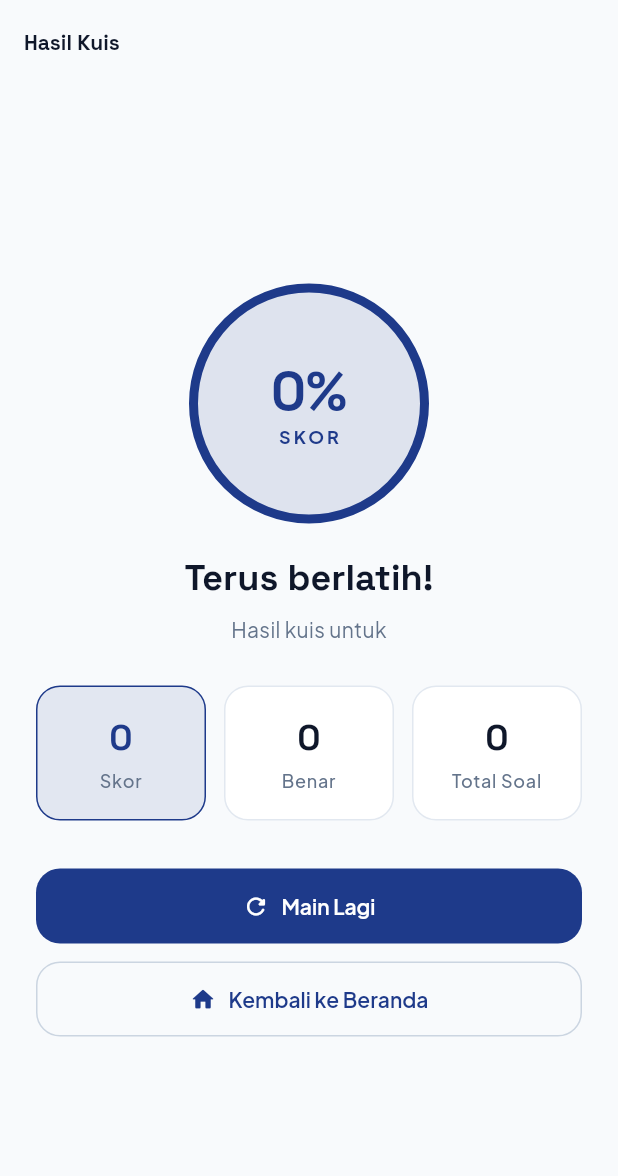
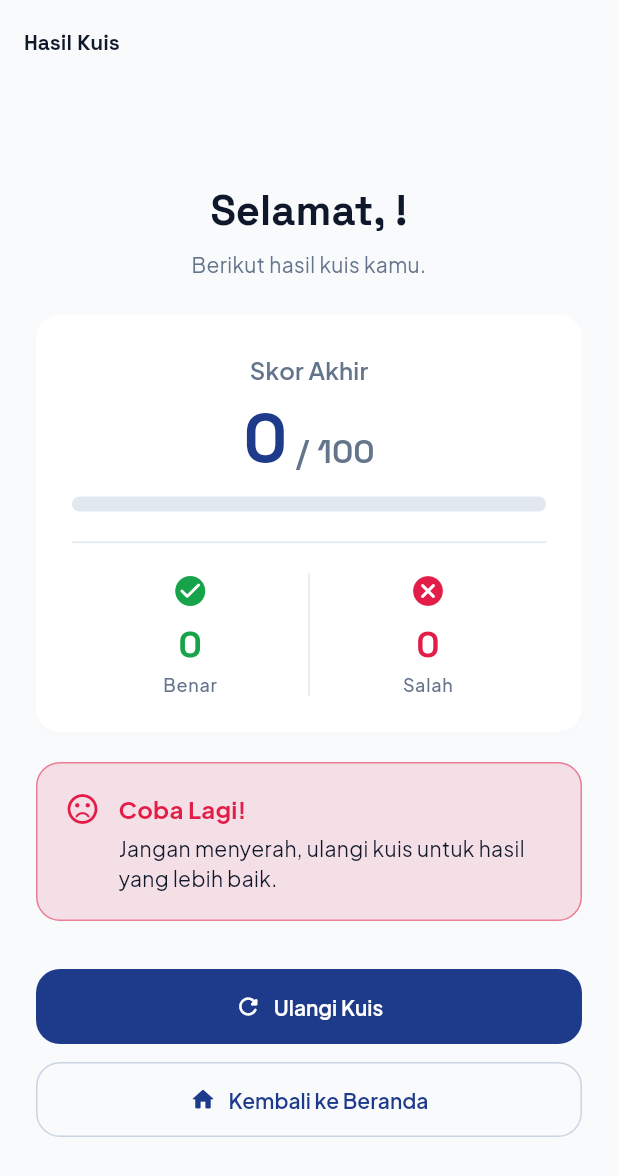
Before and after one commit to IKIII0/Questify, a Flutter app: the ResultScreen screen opened directly with empty values, on a phone screen of 412 x 824 dp. Shown: the top 1176 px of the screen. Run offline on Flutter 3.47's test engine with Material 3 defaults, Android fonts, the phone set to English and light mode, and no system bars; our stand-ins replace google_fonts.

Commit message:
Update: Result Screen

```diff
--- a/lib/screens/result_screen.dart
+++ b/lib/screens/result_screen.dart
@@ -3,10 +3,11 @@ import 'package:flutter/material.dart';
 import '../theme/app_theme.dart';
 import 'quiz_screen.dart';
 
-/// Halaman hasil kuis.
+/// Halaman hasil skor kuis.
 ///
-/// Menampilkan skor akhir, jumlah jawaban benar, dan total soal, serta
-/// menyediakan aksi untuk mengulang kuis atau kembali ke beranda.
+/// Menampilkan sapaan pengguna, kartu skor akhir beserta rincian jawaban
+/// benar/salah, pesan evaluasi otomatis, dan dua aksi: mengulang kuis atau
+/// kembali ke beranda.
 class ResultScreen extends StatelessWidget {
   const ResultScreen({
     super.key,
@@ -16,31 +17,31 @@ class ResultScreen extends StatelessWidget {
     required this.totalQuestions,
   });
 
-  /// Nama pengguna yang dikirim dari halaman kuis.
+  /// Nama pengguna yang dioper dari halaman kuis.
   final String userName;
 
-  /// Total skor dalam persentase (0-100).
+  /// Skor akhir (0-100).
   final int score;
 
   /// Jumlah jawaban benar.
   final int correctCount;
 
-  /// Total jumlah soal.
+  /// Jumlah total soal.
   final int totalQuestions;
 
-  String get _message {
-    if (score >= 80) return 'Luar biasa!';
-    if (score >= 60) return 'Kerja bagus!';
-    if (score >= 40) return 'Cukup baik.';
-    return 'Terus berlatih!';
-  }
+  /// Jumlah jawaban salah.
+  int get _wrongCount =>
+      (totalQuestions - correctCount).clamp(0, totalQuestions);
 
   @override
   Widget build(BuildContext context) {
     final theme = Theme.of(context);
+    final colors = theme.colorScheme;
     final textSecondary =
         theme.extension<AppColorsExtension>()?.textSecondary ??
-        theme.colorScheme.onSurfaceVariant;
+        colors.onSurfaceVariant;
+    final accent = _accentFor(theme);
+    final evaluation = _evaluationFor(theme);
 
     return Scaffold(
       appBar: AppBar(
@@ -69,50 +70,38 @@ class ResultScreen extends StatelessWidget {
                       mainAxisSize: MainAxisSize.min,
                       crossAxisAlignment: CrossAxisAlignment.stretch,
                       children: [
-                        _ScoreBadge(score: score),
-                        const SizedBox(height: 20),
+                        // Sapaan pengguna.
                         Text(
-                          _message,
+                          'Selamat, $userName!',
                           textAlign: TextAlign.center,
-                          style: theme.textTheme.headlineSmall?.copyWith(
+                          style: theme.textTheme.headlineMedium?.copyWith(
                             fontWeight: FontWeight.w700,
                           ),
                         ),
                         const SizedBox(height: 8),
                         Text(
-                          'Hasil kuis untuk $userName',
+                          'Berikut hasil kuis kamu.',
                           textAlign: TextAlign.center,
                           style: theme.textTheme.bodyMedium?.copyWith(
                             color: textSecondary,
                           ),
                         ),
-                        const SizedBox(height: 28),
-                        Row(
-                          children: [
-                            Expanded(
-                              child: _StatCard(
-                                label: 'Skor',
-                                value: '$score',
-                                highlight: true,
+                        const SizedBox(height: 24),
+
+                        // Kartu skor akhir + rincian benar/salah.
+                        _ScoreCard(
+                          score: score,
+                          correctCount: correctCount,
+                          wrongCount: _wrongCount,
+                          accent: accent,
                         ),
-                            ),
-                            const SizedBox(width: 12),
-                            Expanded(
-                              child: _StatCard(
-                                label: 'Benar',
-                                value: '$correctCount',
-                              ),
-                            ),
-                            const SizedBox(width: 12),
-                            Expanded(
-                              child: _StatCard(
-                                label: 'Total Soal',
-                                value: '$totalQuestions',
-                              ),
-                            ),
-                          ],
-                        ),
+                        const SizedBox(height: 20),
+
+                        // Pesan evaluasi otomatis.
+                        _EvaluationBanner(evaluation: evaluation),
                         const SizedBox(height: 32),
+
+                        // Aksi.
                         FilledButton.icon(
                           onPressed: () =>
                               Navigator.of(context).pushReplacement(
@@ -122,7 +111,7 @@ class ResultScreen extends StatelessWidget {
                                 ),
                               ),
                           icon: const Icon(Icons.refresh_rounded),
-                          label: const Text('Main Lagi'),
+                          label: const Text('Ulangi Kuis'),
                         ),
                         const SizedBox(height: 12),
                         OutlinedButton.icon(
@@ -143,48 +132,156 @@ class ResultScreen extends StatelessWidget {
       ),
     );
   }
+
+  /// Warna aksen kartu skor; hijau bila lulus, primary bila belum.
+  Color _accentFor(ThemeData theme) {
+    if (score >= 60) {
+      return theme.brightness == Brightness.dark
+          ? AppColors.successDark
+          : AppColors.successLight;
+    }
+    return theme.colorScheme.primary;
   }
 
-/// Lingkaran besar berisi skor persentase.
-class _ScoreBadge extends StatelessWidget {
-  const _ScoreBadge({required this.score});
+  /// Evaluasi otomatis berdasarkan skor.
+  _EvaluationResult _evaluationFor(ThemeData theme) {
+    final success = theme.brightness == Brightness.dark
+        ? AppColors.successDark
+        : AppColors.successLight;
+    final colors = theme.colorScheme;
+
+    if (score >= 80) {
+      return _EvaluationResult(
+        message: 'Luar Biasa!',
+        detail: 'Kamu menguasai materi ini dengan sangat baik.',
+        icon: Icons.emoji_events_rounded,
+        color: success,
+      );
+    }
+    if (score >= 60) {
+      return _EvaluationResult(
+        message: 'Kerja Bagus!',
+        detail: 'Sedikit lagi menuju hasil yang sempurna.',
+        icon: Icons.thumb_up_rounded,
+        color: colors.secondary,
+      );
+    }
+    if (score >= 50) {
+      return _EvaluationResult(
+        message: 'Cukup Baik',
+        detail: 'Terus berlatih agar makin mahir.',
+        icon: Icons.sentiment_satisfied_rounded,
+        color: colors.secondary,
+      );
+    }
+    return _EvaluationResult(
+      message: 'Coba Lagi!',
+      detail: 'Jangan menyerah, ulangi kuis untuk hasil yang lebih baik.',
+      icon: Icons.sentiment_dissatisfied_rounded,
+      color: colors.error,
+    );
+  }
+}
+
+/// Kartu skor akhir: angka skor, progress bar, dan rincian benar/salah.
+class _ScoreCard extends StatelessWidget {
+  const _ScoreCard({
+    required this.score,
+    required this.correctCount,
+    required this.wrongCount,
+    required this.accent,
+  });
 
   final int score;
+  final int correctCount;
+  final int wrongCount;
+  final Color accent;
 
   @override
   Widget build(BuildContext context) {
     final theme = Theme.of(context);
-    final isDark = theme.brightness == Brightness.dark;
-    final accent = score >= 60
-        ? (isDark ? AppColors.successDark : AppColors.successLight)
-        : theme.colorScheme.primary;
+    final colors = theme.colorScheme;
+    final textSecondary =
+        theme.extension<AppColorsExtension>()?.textSecondary ??
+        colors.onSurfaceVariant;
+    final success = theme.brightness == Brightness.dark
+        ? AppColors.successDark
+        : AppColors.successLight;
 
-    return Center(
-      child: Container(
-        width: 160,
-        height: 160,
-        alignment: Alignment.center,
-        decoration: BoxDecoration(
-          shape: BoxShape.circle,
-          color: accent.withValues(alpha: 0.12),
-          border: Border.all(color: accent, width: 6),
-        ),
+    return Card(
+      child: Padding(
+        padding: const EdgeInsets.all(24),
         child: Column(
-          mainAxisSize: MainAxisSize.min,
           children: [
             Text(
-              '$score%',
-              style: theme.textTheme.displaySmall?.copyWith(
+              'Skor Akhir',
+              style: theme.textTheme.titleMedium?.copyWith(
+                fontWeight: FontWeight.w600,
+                color: textSecondary,
+              ),
+            ),
+            const SizedBox(height: 12),
+            // FittedBox menjaga angka skor tetap muat di layar sempit
+            // tanpa overflow horizontal.
+            FittedBox(
+              fit: BoxFit.scaleDown,
+              child: Row(
+                mainAxisSize: MainAxisSize.min,
+                mainAxisAlignment: MainAxisAlignment.center,
+                crossAxisAlignment: CrossAxisAlignment.baseline,
+                textBaseline: TextBaseline.alphabetic,
+                children: [
+                  Text(
+                    '$score',
+                    style: theme.textTheme.displayMedium?.copyWith(
                       color: accent,
                       fontWeight: FontWeight.w700,
+                      height: 1,
                     ),
                   ),
+                  const SizedBox(width: 6),
                   Text(
-              'SKOR',
-              style: theme.textTheme.labelMedium?.copyWith(
-                color: accent,
-                letterSpacing: 2,
-                fontWeight: FontWeight.w700,
+                    '/ 100',
+                    style: theme.textTheme.titleLarge?.copyWith(
+                      color: textSecondary,
+                      fontWeight: FontWeight.w600,
+                    ),
+                  ),
+                ],
+              ),
+            ),
+            const SizedBox(height: 16),
+            LinearProgressIndicator(
+              value: (score / 100).clamp(0.0, 1.0),
+              minHeight: 10,
+              borderRadius: AppSizes.borderRadius,
+              backgroundColor: colors.surfaceContainerHighest,
+              valueColor: AlwaysStoppedAnimation<Color>(accent),
+            ),
+            const SizedBox(height: 20),
+            Divider(color: colors.outlineVariant, height: 1),
+            const SizedBox(height: 20),
+            IntrinsicHeight(
+              child: Row(
+                children: [
+                  Expanded(
+                    child: _BreakdownTile(
+                      icon: Icons.check_circle_rounded,
+                      label: 'Benar',
+                      value: correctCount,
+                      color: success,
+                    ),
+                  ),
+                  Container(width: 1, color: colors.outlineVariant),
+                  Expanded(
+                    child: _BreakdownTile(
+                      icon: Icons.cancel_rounded,
+                      label: 'Salah',
+                      value: wrongCount,
+                      color: colors.error,
+                    ),
+                  ),
+                ],
               ),
             ),
           ],
@@ -194,54 +291,110 @@ class _ScoreBadge extends StatelessWidget {
   }
 }
 
-/// Kartu statistik kecil (nilai + label).
-class _StatCard extends StatelessWidget {
-  const _StatCard({
+/// Satu kolom rincian (ikon + jumlah + label).
+class _BreakdownTile extends StatelessWidget {
+  const _BreakdownTile({
+    required this.icon,
     required this.label,
     required this.value,
-    this.highlight = false,
+    required this.color,
   });
 
+  final IconData icon;
   final String label;
-  final String value;
-  final bool highlight;
+  final int value;
+  final Color color;
 
   @override
   Widget build(BuildContext context) {
     final theme = Theme.of(context);
-    final colors = theme.colorScheme;
     final textSecondary =
         theme.extension<AppColorsExtension>()?.textSecondary ??
-        colors.onSurfaceVariant;
+        theme.colorScheme.onSurfaceVariant;
+
+    return Column(
+      children: [
+        Icon(icon, color: color),
+        const SizedBox(height: 8),
+        Text(
+          '$value',
+          style: theme.textTheme.headlineSmall?.copyWith(
+            fontWeight: FontWeight.w700,
+            color: color,
+          ),
+        ),
+        const SizedBox(height: 2),
+        Text(
+          label,
+          style: theme.textTheme.labelMedium?.copyWith(color: textSecondary),
+        ),
+      ],
+    );
+  }
+}
+
+/// Banner pesan evaluasi otomatis.
+class _EvaluationBanner extends StatelessWidget {
+  const _EvaluationBanner({required this.evaluation});
+
+  final _EvaluationResult evaluation;
+
+  @override
+  Widget build(BuildContext context) {
+    final theme = Theme.of(context);
+    final accent = evaluation.color;
 
     return Container(
-      padding: const EdgeInsets.symmetric(horizontal: 12, vertical: 18),
+      padding: const EdgeInsets.all(18),
       decoration: BoxDecoration(
-        color: highlight
-            ? colors.primary.withValues(alpha: 0.10)
-            : colors.surface,
+        color: accent.withValues(alpha: 0.12),
         borderRadius: AppSizes.borderRadius,
-        border: Border.all(
-          color: highlight ? colors.primary : colors.outlineVariant,
+        border: Border.all(color: accent.withValues(alpha: 0.5)),
       ),
-      ),
+      child: Row(
+        crossAxisAlignment: CrossAxisAlignment.start,
+        children: [
+          Icon(evaluation.icon, color: accent),
+          const SizedBox(width: 12),
+          Expanded(
             child: Column(
+              crossAxisAlignment: CrossAxisAlignment.start,
               children: [
                 Text(
-            value,
-            style: theme.textTheme.headlineSmall?.copyWith(
+                  evaluation.message,
+                  style: theme.textTheme.titleMedium?.copyWith(
+                    color: accent,
                     fontWeight: FontWeight.w700,
-              color: highlight ? colors.primary : colors.onSurface,
                   ),
                 ),
                 const SizedBox(height: 4),
                 Text(
-            label,
-            textAlign: TextAlign.center,
-            style: theme.textTheme.labelMedium?.copyWith(color: textSecondary),
+                  evaluation.detail,
+                  style: theme.textTheme.bodyMedium?.copyWith(
+                    color: theme.colorScheme.onSurface,
+                  ),
+                ),
+              ],
+            ),
           ),
         ],
       ),
     );
   }
 }
+
+/// Hasil evaluasi: pesan, detail, ikon, dan warna.
+@immutable
+class _EvaluationResult {
+  const _EvaluationResult({
+    required this.message,
+    required this.detail,
+    required this.icon,
+    required this.color,
+  });
+
+  final String message;
+  final String detail;
+  final IconData icon;
+  final Color color;
+}
```
Lines whose indentation alone changed are shown as unchanged.
